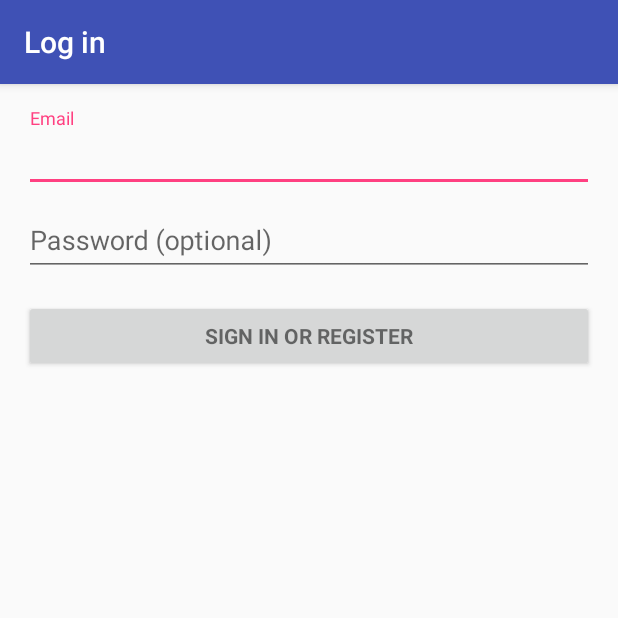
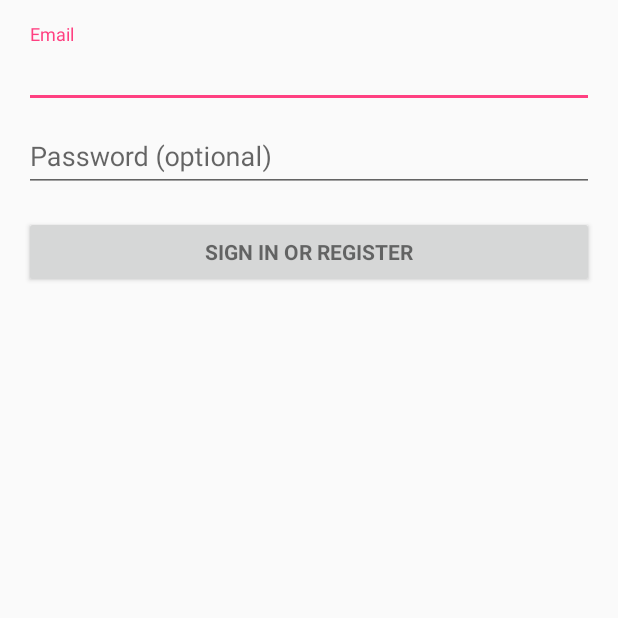
Before and after one commit to rohanperi/FlowNotes, an Android app: the LoginActivity screen opened directly, with no data from a screen before it, on a phone screen of 412 x 824 dp, the top half of it. Run offline under Robolectric (Android 15) with nearby library versions, the phone set to English and light mode, and no system bars; 2 statements that could not run were skipped.

Commit message:
Alans a Legend!

```diff
--- a/app/src/main/res/values/colors.xml
+++ b/app/src/main/res/values/colors.xml
@@ -1,6 +1,6 @@
 <?xml version="1.0" encoding="utf-8"?>
 <resources>
-    <color name="colorPrimary">#3F51B5</color>
-    <color name="colorPrimaryDark">#303F9F</color>
+    <color name="colorPrimary">#7ed0e0</color>
+    <color name="colorPrimaryDark">#000000</color>
     <color name="colorAccent">#FF4081</color>
 </resources>
--- a/app/src/main/res/values/styles.xml
+++ b/app/src/main/res/values/styles.xml
@@ -1,7 +1,7 @@
 <resources>
 
     <!-- Base application theme. -->
-    <style name="AppTheme" parent="Theme.AppCompat.Light.DarkActionBar">
+    <style name="AppTheme" parent="Theme.AppCompat.Light.NoActionBar">
         <!-- Customize your theme here. -->
         <item name="colorPrimary">@color/colorPrimary</item>
         <item name="colorPrimaryDark">@color/colorPrimaryDark</item>
```
